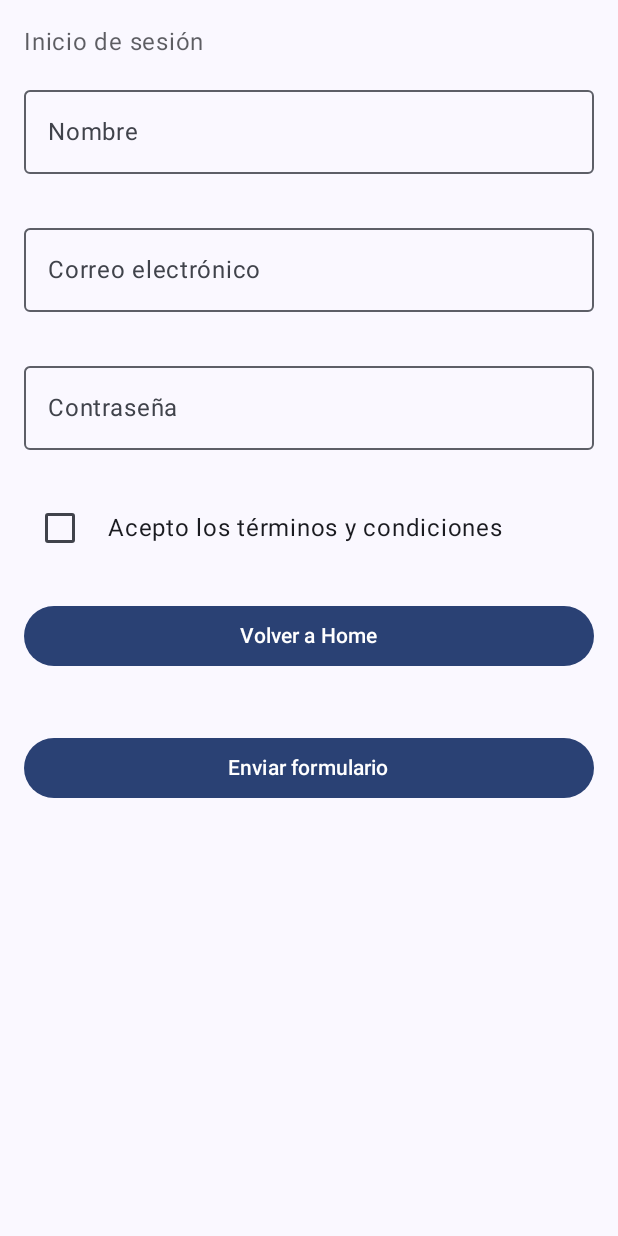
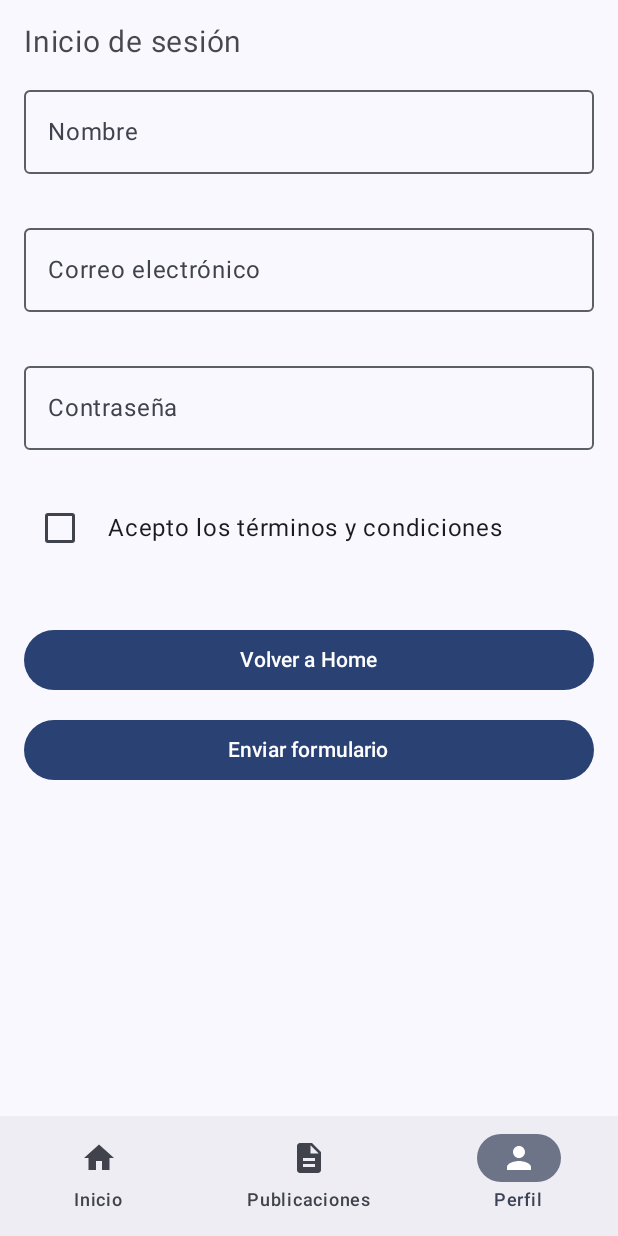
Before and after one commit to AbelolDev/Trabajo_Mobile_Grupo02, an Android app built with Jetpack Compose: the RegistroScreen screen opened through its navigation route, on a phone screen of 412 x 824 dp. Run offline under Robolectric (Android 15) with nearby library versions, the phone set to English and light mode, and no system bars.

Commit message:
Implementación componente BottomNavBar.kt

```diff
--- a/app/build.gradle.kts
+++ b/app/build.gradle.kts
@@ -40,6 +40,7 @@ android {
 }
 
 dependencies {
+    implementation("androidx.compose.material:material-icons-extended")
     implementation("androidx.navigation:navigation-compose:2.9.5")
     implementation("androidx.lifecycle:lifecycle-viewmodel-compose:2.9.4")
     implementation("androidx.lifecycle:lifecycle-runtime-compose:2.9.4")
--- /dev/null
+++ b/app/src/main/java/com/example/fororata/components/BottomNavBar.kt
@@ -0,0 +1,69 @@
+package com.example.fororata.components
+
+import androidx.compose.material.icons.Icons
+import androidx.compose.material.icons.filled.Description
+import androidx.compose.material.icons.filled.Home
+import androidx.compose.material.icons.filled.Person
+import androidx.compose.material3.Icon
+import androidx.compose.material3.NavigationBar
+import androidx.compose.material3.NavigationBarItem
+import androidx.compose.material3.Text
+import androidx.compose.runtime.Composable
+import androidx.compose.runtime.getValue
+import androidx.navigation.NavController
+import androidx.navigation.compose.currentBackStackEntryAsState
+
+/**
+ * Barra de navegación inferior de la app.
+ * Permite cambiar entre las pantallas principales: Inicio, Publicaciones y Perfil.
+ *
+ * @param navController Controlador de navegación para gestionar las rutas.
+ */
+@Composable
+fun BottomNavBar(navController: NavController) {
+    // Observa la ruta actual para marcar el ítem seleccionado
+    val navBackStackEntry by navController.currentBackStackEntryAsState()
+    val currentRoute = navBackStackEntry?.destination?.route
+
+    NavigationBar {
+        // --- Botón Inicio ---
+        NavigationBarItem(
+            selected = currentRoute == "inicio",
+            onClick = {
+                navController.navigate("inicio") {
+                    // Evita duplicar destinos en el stack
+                    popUpTo("inicio") { inclusive = false }
+                    launchSingleTop = true
+                }
+            },
+            icon = { Icon(Icons.Default.Home, contentDescription = "Inicio") },
+            label = { Text("Inicio") }
+        )
+
+        // --- Botón Publicaciones ---
+        NavigationBarItem(
+            selected = currentRoute == "publicaciones",
+            onClick = {
+                navController.navigate("publicaciones") {
+                    popUpTo("inicio") { inclusive = false }
+                    launchSingleTop = true
+                }
+            },
+            icon = { Icon(Icons.Default.Description, contentDescription = "Publicaciones") },
+            label = { Text("Publicaciones") }
+        )
+
+        // --- Botón Perfil / Registro ---
+        NavigationBarItem(
+            selected = currentRoute == "registro",
+            onClick = {
+                navController.navigate("registro") {
+                    popUpTo("inicio") { inclusive = false }
+                    launchSingleTop = true
+                }
+            },
+            icon = { Icon(Icons.Default.Person, contentDescription = "Perfil") },
+            label = { Text("Perfil") }
+        )
+    }
+}
--- a/app/src/main/java/com/example/fororata/ui/screen/HomeScreen.kt
+++ b/app/src/main/java/com/example/fororata/ui/screen/HomeScreen.kt
@@ -9,6 +9,7 @@ import androidx.compose.ui.text.font.FontWeight
 import androidx.compose.ui.unit.dp
 import androidx.compose.ui.unit.sp
 import androidx.navigation.NavController
+import com.example.fororata.components.BottomNavBar
 import com.example.fororata.viewmodel.UsuarioViewModel
 
 @Composable
@@ -57,9 +58,17 @@ fun HomeScreenContent(
 
 @Composable
 fun HomeScreen(navController: NavController, viewModel: UsuarioViewModel) {
-    HomeScreenContent(
-        onNavigateRegistro = { navController.navigate("registro") },
-        onNavigateResumen = { navController.navigate("resumen") },
-        onNavigatePublicaciones = { navController.navigate("publicaciones")}
-    )
+    Scaffold(
+        bottomBar = {
+            BottomNavBar(navController = navController)
+        }
+    ) { innerPadding ->
+        Box(modifier = Modifier.padding(innerPadding)) {
+            HomeScreenContent(
+                onNavigateRegistro = { navController.navigate("registro") },
+                onNavigateResumen = { navController.navigate("resumen") },
+                onNavigatePublicaciones = { navController.navigate("publicaciones") }
+            )
+        }
+    }
 }
--- a/app/src/main/java/com/example/fororata/ui/screen/RegistroScreen.kt
+++ b/app/src/main/java/com/example/fororata/ui/screen/RegistroScreen.kt
@@ -1,19 +1,7 @@
 package com.example.fororata.ui.screen
 
-import androidx.compose.foundation.layout.Arrangement
-import androidx.compose.foundation.layout.Column
-import androidx.compose.foundation.layout.Row
-import androidx.compose.foundation.layout.Spacer
-import androidx.compose.foundation.layout.fillMaxSize
-import androidx.compose.foundation.layout.fillMaxWidth
-import androidx.compose.foundation.layout.height
-import androidx.compose.foundation.layout.padding
-import androidx.compose.foundation.layout.width
-import androidx.compose.material3.Button
-import androidx.compose.material3.Checkbox
-import androidx.compose.material3.MaterialTheme
-import androidx.compose.material3.OutlinedTextField
-import androidx.compose.material3.Text
+import androidx.compose.foundation.layout.*
+import androidx.compose.material3.*
 import androidx.compose.runtime.Composable
 import androidx.compose.runtime.collectAsState
 import androidx.compose.runtime.getValue
@@ -23,94 +11,97 @@ import androidx.compose.ui.text.input.PasswordVisualTransformation
 import androidx.compose.ui.unit.dp
 import androidx.compose.ui.unit.sp
 import androidx.navigation.NavController
+import com.example.fororata.components.BottomNavBar
 import com.example.fororata.viewmodel.UsuarioViewModel
 
 @Composable
-fun RegistroScreen(
+fun RegistroScreenContent(
     navController: NavController,
     viewModel: UsuarioViewModel
 ) {
     val estado by viewModel.estado.collectAsState()
 
     Column(
-        Modifier
+        modifier = Modifier
             .fillMaxSize()
             .padding(all = 16.dp),
-        verticalArrangement = Arrangement.spacedBy(space = 12.dp)
+        verticalArrangement = Arrangement.spacedBy(12.dp)
     ) {
         Text(
             text = "Inicio de sesión",
-            fontSize = 16.sp,
-            color = MaterialTheme.colorScheme.onBackground.copy(alpha = 0.7f)
+            fontSize = 20.sp,
+            color = MaterialTheme.colorScheme.onBackground.copy(alpha = 0.8f)
         )
 
-        // Campo nombre
+        // Nombre
         OutlinedTextField(
             value = estado.nombre,
             onValueChange = viewModel::onNombreChange,
-            label = { Text(text = "Nombre") },
+            label = { Text("Nombre") },
             isError = estado.errores.nombre != null,
             supportingText = {
                 estado.errores.nombre?.let {
-                    Text(text = it, color = MaterialTheme.colorScheme.error)
+                    Text(it, color = MaterialTheme.colorScheme.error)
                 }
             },
             modifier = Modifier.fillMaxWidth()
         )
 
-        // Campo correo
+        // Correo
         OutlinedTextField(
             value = estado.correo,
             onValueChange = viewModel::onCorreoChange,
-            label = { Text(text = "Correo electrónico") },
+            label = { Text("Correo electrónico") },
             isError = estado.errores.correo != null,
             supportingText = {
                 estado.errores.correo?.let {
-                    Text(text = it, color = MaterialTheme.colorScheme.error)
+                    Text(it, color = MaterialTheme.colorScheme.error)
                 }
             },
             modifier = Modifier.fillMaxWidth()
         )
 
-        // Campo clave
+        // Contraseña
         OutlinedTextField(
             value = estado.clave,
             onValueChange = viewModel::onClaveChange,
-            label = { Text(text = "Contraseña") },
+            label = { Text("Contraseña") },
             visualTransformation = PasswordVisualTransformation(),
             isError = estado.errores.clave != null,
             supportingText = {
                 estado.errores.clave?.let {
-                    Text(text = it, color = MaterialTheme.colorScheme.error)
+                    Text(it, color = MaterialTheme.colorScheme.error)
                 }
             },
             modifier = Modifier.fillMaxWidth()
         )
 
-        // Checkbox: aceptar términos
+        // Checkbox
         Row(verticalAlignment = Alignment.CenterVertically) {
             Checkbox(
                 checked = estado.aceptaTerminos,
                 onCheckedChange = viewModel::onAceptarTerminosChange
             )
-            Spacer(Modifier.width(width = 8.dp))
-            Text(text = "Acepto los términos y condiciones")
+            Spacer(Modifier.width(8.dp))
+            Text("Acepto los términos y condiciones")
         }
-        Spacer(Modifier.width(width = 8.dp))
-        // Botón para volver a Home
+
+        Spacer(modifier = Modifier.height(16.dp))
+
+        // Botón volver
         Button(
             onClick = { navController.navigate("inicio") },
             modifier = Modifier.fillMaxWidth()
         ) {
             Text("Volver a Home")
         }
-        Spacer(modifier = Modifier.height(16.dp))
 
-        // Botón para enviar formulario
+        // Botón enviar
         Button(
             onClick = {
-                viewModel.validarFormulario()   // función que procesa los datos
-                navController.navigate("resumen") // después redirige a Resumen
+                if (viewModel.validarFormulario()) {
+                    navController.navigate("resumen")
+                }
             },
             modifier = Modifier.fillMaxWidth()
         ) {
@@ -118,3 +109,16 @@ fun RegistroScreen(
         }
     }
 }
+
+@Composable
+fun RegistroScreen(navController: NavController, viewModel: UsuarioViewModel) {
+    Scaffold(
+        bottomBar = {
+            BottomNavBar(navController = navController)
+        }
+    ) { innerPadding ->
+        Box(modifier = Modifier.padding(innerPadding)) {
+            RegistroScreenContent(navController = navController, viewModel = viewModel)
+        }
+    }
+}
```
Also changed, not shown: app/src/main/java/com/example/fororata/ui/screen/PublicacionesScreen.kt (+16 -1 lines).
